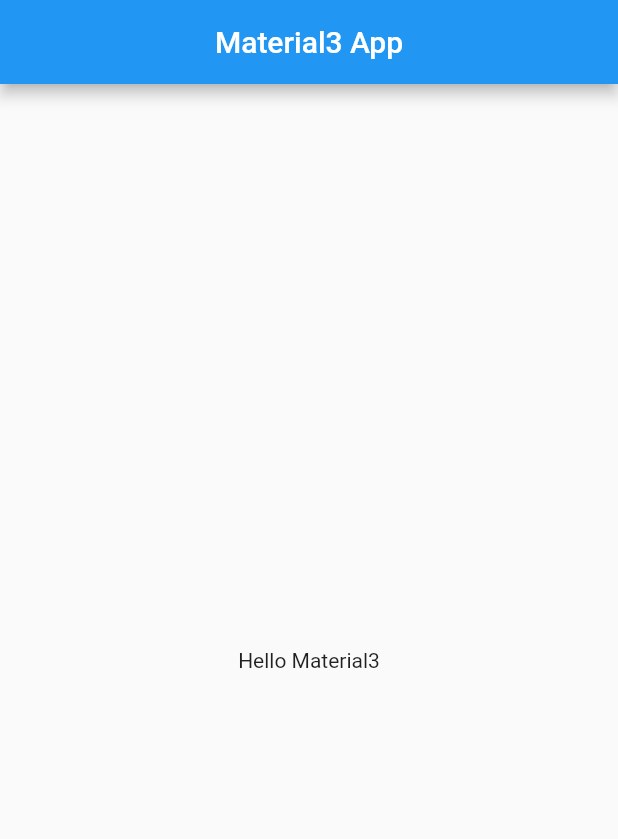
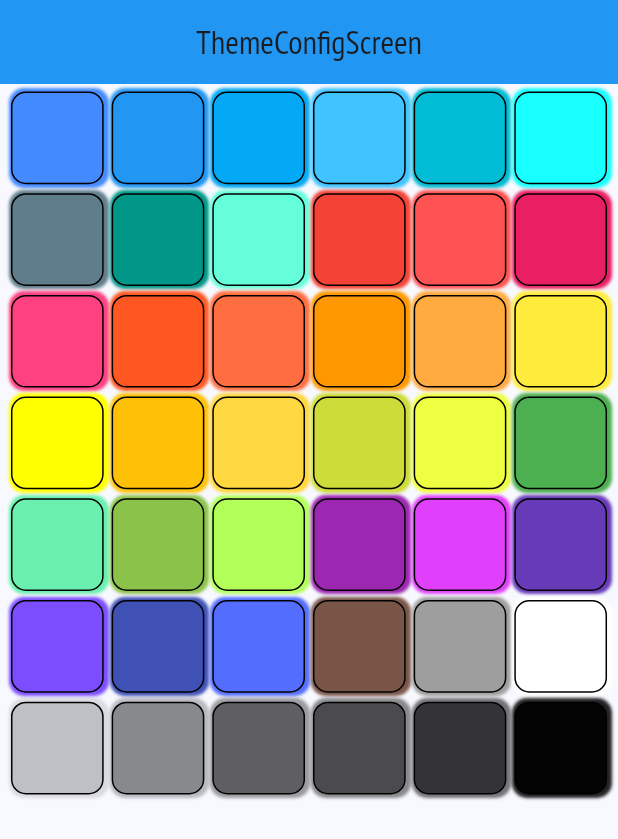
Before and after one commit to LuisPulenta/material3_app, a Flutter app: the screen it shows after launch, on a phone screen of 412 x 824 dp. Shown: the top 839 px of the screen. Run offline on Flutter 3.47's test engine with Material 2 defaults, Android fonts, the phone set to English and light mode, and no system bars.

Commit message:
Video 343

```diff
--- /dev/null
+++ b/lib/config/themes/app_theme.dart
@@ -0,0 +1,69 @@
+import 'package:flutter/material.dart';
+
+const Color _customColor = Color(0xff5c11d4);
+
+const List<Color> colorThemes = [
+  _customColor,
+  Colors.blueAccent,
+  Colors.blue,
+  Colors.lightBlue,
+  Colors.lightBlueAccent,
+  Colors.cyan,
+  Colors.cyanAccent,
+  Colors.blueGrey,
+  Colors.teal,
+  Colors.tealAccent,
+  Colors.red,
+  Colors.redAccent,
+  Colors.pink,
+  Colors.pinkAccent,
+  Colors.deepOrange,
+  Colors.deepOrangeAccent,
+  Colors.orange,
+  Colors.orangeAccent,
+  Colors.yellow,
+  Colors.yellowAccent,
+  Colors.amber,
+  Colors.amberAccent,
+  Colors.lime,
+  Colors.limeAccent,
+  Colors.green,
+  Colors.greenAccent,
+  Colors.lightGreen,
+  Colors.lightGreenAccent,
+  Colors.purple,
+  Colors.purpleAccent,
+  Colors.deepPurple,
+  Colors.deepPurpleAccent,
+  Colors.indigo,
+  Colors.indigoAccent,
+  Colors.brown,
+  Colors.grey,
+  Colors.white,
+];
+
+class AppTheme {
+  final int selectedColor;
+
+  AppTheme({this.selectedColor = 8})
+      : assert(selectedColor >= 0 && selectedColor <= colorThemes.length - 1,
+            'selectedColor debe estar entre 0 y ${colorThemes.length}');
+
+  ThemeData theme() {
+    Color color = colorThemes[selectedColor];
+    return ThemeData(
+      useMaterial3: true,
+      colorSchemeSeed: color,
+      //brightness: Brightness.dark,
+      appBarTheme: const AppBarTheme()
+          .copyWith(centerTitle: true, backgroundColor: color),
+
+      textTheme: ThemeData.light().textTheme.apply(
+            fontFamily: "PTSansNarrow-Regular",
+          ),
+      primaryTextTheme: ThemeData.light().textTheme.apply(
+            fontFamily: "PTSansNarrow-Regular",
+          ),
+    );
+  }
+}
--- a/lib/config/themes/themes.dart
+++ b/lib/config/themes/themes.dart
@@ -0,0 +1 @@
+export 'package:material3_app/config/themes/app_theme.dart';
--- a/lib/main.dart
+++ b/lib/main.dart
@@ -1,4 +1,6 @@
 import 'package:flutter/material.dart';
+import 'package:material3_app/config/themes/themes.dart';
+import 'package:material3_app/presentation/screens/screens.dart';
 
 void main() => runApp(const MyApp());
 
@@ -10,15 +12,8 @@ class MyApp extends StatelessWidget {
     return MaterialApp(
       debugShowCheckedModeBanner: false,
       title: 'Material3 App',
-      home: Scaffold(
-        appBar: AppBar(
-          title: const Text('Material3 App'),
-          centerTitle: true,
-        ),
-        body: const Center(
-          child: Text('Hello Material3'),
-        ),
-      ),
+      theme: AppTheme(selectedColor: 2).theme(),
+      home: const ThemeConfigScreen(),
     );
   }
 }
--- a/lib/presentation/screens/screens.dart
+++ b/lib/presentation/screens/screens.dart
@@ -0,0 +1 @@
+export 'package:material3_app/presentation/screens/theme_config_screen.dart';
--- /dev/null
+++ b/lib/presentation/screens/theme_config_screen.dart
@@ -0,0 +1,127 @@
+import 'package:flutter/material.dart';
+import 'package:material3_app/config/themes/app_theme.dart';
+
+class ThemeConfigScreen extends StatelessWidget {
+  const ThemeConfigScreen({Key? key}) : super(key: key);
+
+  @override
+  Widget build(BuildContext context) {
+    return Scaffold(
+      appBar: AppBar(
+        title: const Text('ThemeConfigScreen'),
+        centerTitle: true,
+      ),
+      body: const _ThemeConfigView(),
+    );
+  }
+}
+//---------------------------------------------------
+//---------- _ThemeConfigView -----------------------
+//---------------------------------------------------
+
+class _ThemeConfigView extends StatelessWidget {
+  const _ThemeConfigView();
+
+  @override
+  Widget build(BuildContext context) {
+    final List<Color> colors = [
+      Colors.blueAccent,
+      Colors.blue,
+      Colors.lightBlue,
+      Colors.lightBlueAccent,
+      Colors.cyan,
+      Colors.cyanAccent,
+      Colors.blueGrey,
+      Colors.teal,
+      Colors.tealAccent,
+      Colors.red,
+      Colors.redAccent,
+      Colors.pink,
+      Colors.pinkAccent,
+      Colors.deepOrange,
+      Colors.deepOrangeAccent,
+      Colors.orange,
+      Colors.orangeAccent,
+      Colors.yellow,
+      Colors.yellowAccent,
+      Colors.amber,
+      Colors.amberAccent,
+      Colors.lime,
+      Colors.limeAccent,
+      Colors.green,
+      Colors.greenAccent,
+      Colors.lightGreen,
+      Colors.lightGreenAccent,
+      Colors.purple,
+      Colors.purpleAccent,
+      Colors.deepPurple,
+      Colors.deepPurpleAccent,
+      Colors.indigo,
+      Colors.indigoAccent,
+      Colors.brown,
+      Colors.grey,
+      Colors.white,
+      Colors.black12,
+      Colors.black26,
+      Colors.black38,
+      Colors.black45,
+      Colors.black54,
+      Colors.black87,
+    ];
+    return Center(
+      child: Padding(
+        padding: const EdgeInsets.all(2.0),
+        child: ListView.builder(
+          itemCount: 7,
+          itemBuilder: (context, index) => Row(
+            mainAxisAlignment: MainAxisAlignment.spaceEvenly,
+            children: [
+              _CustomContainer(colors[index * 6]),
+              _CustomContainer(colors[index * 6 + 1]),
+              _CustomContainer(colors[index * 6 + 2]),
+              _CustomContainer(colors[index * 6 + 3]),
+              _CustomContainer(colors[index * 6 + 4]),
+              _CustomContainer(colors[index * 6 + 5]),
+            ],
+          ),
+        ),
+      ),
+    );
+  }
+}
+
+//---------------------------------------------------
+//---------- _CustomContainer -----------------------
+//---------------------------------------------------
+class _CustomContainer extends StatelessWidget {
+  final Color color;
+  const _CustomContainer(this.color);
+
+  @override
+  Widget build(BuildContext context) {
+    final size = MediaQuery.of(context).size;
+    return InkWell(
+      onTap: () {},
+      child: Padding(
+        padding: const EdgeInsets.symmetric(vertical: 3),
+        child: Container(
+          width: size.width * 0.15,
+          height: size.width * 0.15,
+          decoration: BoxDecoration(
+            color: color,
+            borderRadius: BorderRadius.circular(10),
+            border: Border.all(width: 1, color: Colors.black),
+            boxShadow: [
+              BoxShadow(
+                color: color,
+                spreadRadius: 2,
+                blurRadius: 1,
+                offset: Offset(1, 0), // changes position of shadow
+              ),
+            ],
+          ),
+        ),
+      ),
+    );
+  }
+}
```
Also changed, not shown: pubspec.yaml (+7 -24 lines), assets/noimage.png (added), fonts/PTSansNarrow-Bold.ttf (added), fonts/PTSansNarrow-Regular.ttf (added).
